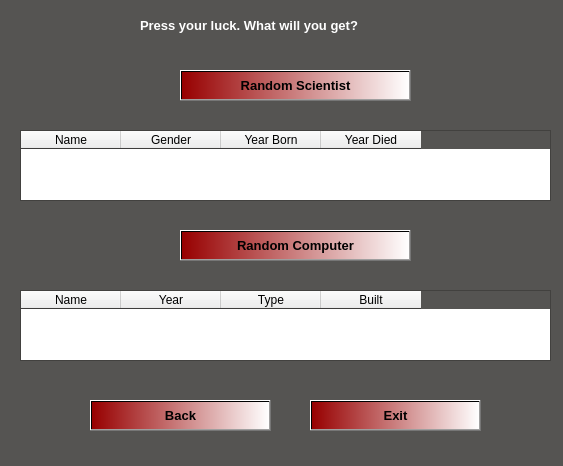
Before: the Qt Designer form EndurvinnslustöðATeam/Skil3/Ui/random.ui in trunti/verklegtn-m, drawn with Qt 5.
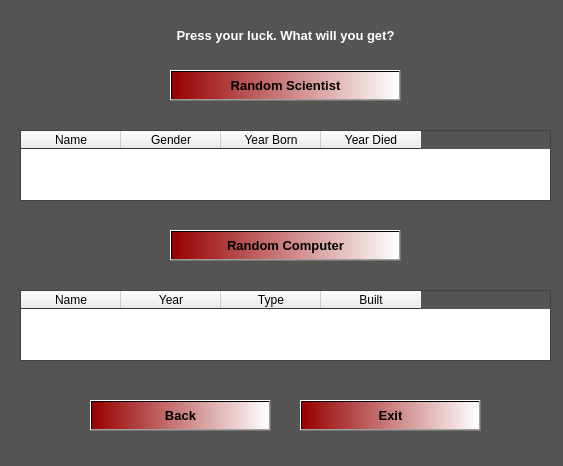
After: the same form once the commit is applied. Icons and pictures are not drawn.

The edit to the form file:
```diff
--- a/EndurvinnslustöðATeam/Skil3/Ui/random.ui
+++ b/EndurvinnslustöðATeam/Skil3/Ui/random.ui
@@ -84,7 +84,7 @@
   <widget class="QPushButton" name="Button_get_random_scient">
    <property name="geometry">
     <rect>
-     <x>180</x>
+     <x>170</x>
      <y>70</y>
      <width>231</width>
      <height>31</height>
@@ -108,7 +108,7 @@
   <widget class="QPushButton" name="Button_get_random_comp">
    <property name="geometry">
     <rect>
-     <x>180</x>
+     <x>170</x>
      <y>230</y>
      <width>231</width>
      <height>31</height>
@@ -204,9 +204,9 @@
   <widget class="QLabel" name="label">
    <property name="geometry">
     <rect>
-     <x>140</x>
-     <y>10</y>
-     <width>301</width>
+     <x>20</x>
+     <y>20</y>
+     <width>531</width>
      <height>31</height>
     </rect>
    </property>
@@ -221,7 +221,7 @@
     <string notr="true">color: rgb(255, 255, 255);</string>
    </property>
    <property name="text">
-    <string>Press your luck. What will you get?</string>
+    <string>&lt;html&gt;&lt;head/&gt;&lt;body&gt;&lt;p align=&quot;center&quot;&gt;Press your luck. What will you get?&lt;/p&gt;&lt;/body&gt;&lt;/html&gt;</string>
    </property>
   </widget>
   <widget class="QPushButton" name="Button_back">
@@ -250,9 +250,9 @@
   <widget class="QPushButton" name="Button_exit">
    <property name="geometry">
     <rect>
-     <x>310</x>
+     <x>300</x>
      <y>400</y>
-     <width>171</width>
+     <width>181</width>
      <height>31</height>
     </rect>
    </property>
```
